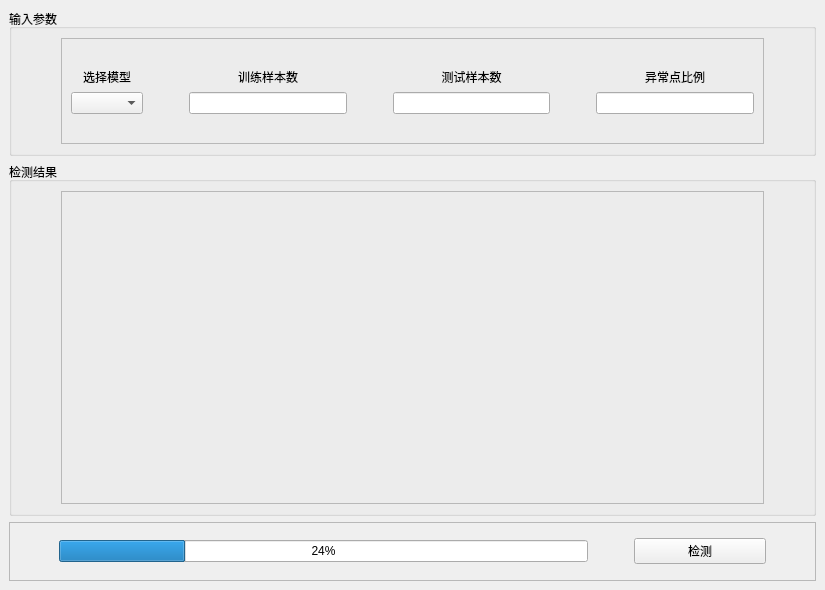
Qt form UserInterface.ui (cgsdfc/outlier-detection-ui) before a commit.
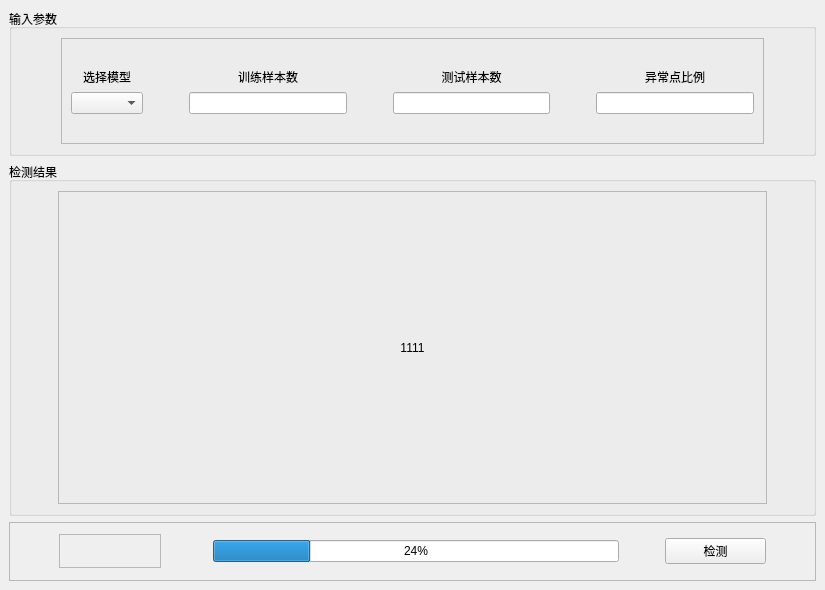
The same form after that commit. Icons and pictures are not drawn.

Commit message:
label 要居中
拉伸有问题

Patch:
```diff
--- a/UserInterface.ui
+++ b/UserInterface.ui
@@ -1537,8 +1537,8 @@
         <property name="title">
          <string>检测结果</string>
         </property>
-        <layout class="QGridLayout" name="gridLayout_6">
-         <item row="0" column="0">
+        <layout class="QHBoxLayout" name="horizontalLayout_3">
+         <item>
           <spacer name="horizontalSpacer_7">
            <property name="orientation">
             <enum>Qt::Horizontal</enum>
@@ -1548,13 +1548,13 @@
            </property>
            <property name="sizeHint" stdset="0">
             <size>
-             <width>40</width>
-             <height>20</height>
+             <width>37</width>
+             <height>17</height>
             </size>
            </property>
           </spacer>
          </item>
-         <item row="0" column="1">
+         <item>
           <widget class="QFrame" name="frame_2">
            <property name="frameShape">
             <enum>QFrame::StyledPanel</enum>
@@ -1566,14 +1566,17 @@
             <item row="0" column="0">
              <widget class="QLabel" name="lbImage">
               <property name="text">
-               <string/>
+               <string>1111</string>
+              </property>
+              <property name="alignment">
+               <set>Qt::AlignCenter</set>
               </property>
              </widget>
             </item>
            </layout>
           </widget>
          </item>
-         <item row="0" column="2">
+         <item>
           <spacer name="horizontalSpacer_8">
            <property name="orientation">
             <enum>Qt::Horizontal</enum>
@@ -1583,8 +1586,8 @@
            </property>
            <property name="sizeHint" stdset="0">
             <size>
-             <width>40</width>
-             <height>20</height>
+             <width>37</width>
+             <height>17</height>
             </size>
            </property>
           </spacer>
@@ -1602,12 +1605,53 @@
         </property>
         <layout class="QGridLayout" name="gridLayout_2">
          <item row="0" column="0">
-          <layout class="QHBoxLayout" name="horizontalLayout_2" stretch="0,4,0,1,0">
+          <layout class="QHBoxLayout" name="horizontalLayout_2" stretch="0,1,0,0,4,0,1,0">
+           <item>
+            <spacer name="horizontalSpacer_11">
+             <property name="orientation">
+              <enum>Qt::Horizontal</enum>
+             </property>
+             <property name="sizeType">
+              <enum>QSizePolicy::Fixed</enum>
+             </property>
+             <property name="sizeHint" stdset="0">
+              <size>
+               <width>40</width>
+               <height>20</height>
+              </size>
+             </property>
+            </spacer>
+           </item>
+           <item>
+            <widget class="QFrame" name="frame_4">
+             <property name="frameShape">
+              <enum>QFrame::StyledPanel</enum>
+             </property>
+             <property name="frameShadow">
+              <enum>QFrame::Raised</enum>
+             </property>
+             <layout class="QGridLayout" name="gridLayout_8">
+              <item row="0" column="0">
+               <widget class="QLabel" name="lbProgress">
+                <property name="text">
+                 <string/>
+                </property>
+                <property name="alignment">
+                 <set>Qt::AlignCenter</set>
+                </property>
+               </widget>
+              </item>
+             </layout>
+            </widget>
+           </item>
            <item>
             <spacer name="horizontalSpacer_2">
              <property name="orientation">
               <enum>Qt::Horizontal</enum>
              </property>
+             <property name="sizeType">
+              <enum>QSizePolicy::Fixed</enum>
+             </property>
              <property name="sizeHint" stdset="0">
               <size>
                <width>40</width>
@@ -1616,6 +1660,16 @@
              </property>
             </spacer>
            </item>
+           <item>
+            <widget class="QFrame" name="frame_5">
+             <property name="frameShape">
+              <enum>QFrame::StyledPanel</enum>
+             </property>
+             <property name="frameShadow">
+              <enum>QFrame::Raised</enum>
+             </property>
+            </widget>
+           </item>
            <item>
             <widget class="QProgressBar" name="pgbEvaluator">
              <property name="value">
```
The commit also changes 2 other files.
